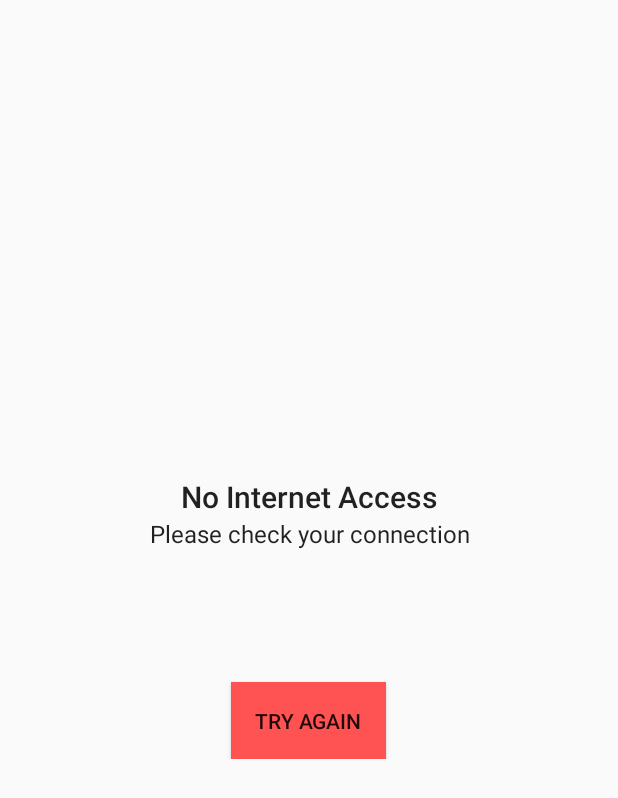
After one commit to sh0vel/TrainTimes, an Android app: the NoInternetActivity screen opened directly, with no data from a screen before it, on a phone screen of 412 x 824 dp. The commit adds this screen. Shown: the top 798 px of the screen. Run offline under Robolectric (Android 15) with nearby library versions, the phone set to English and light mode, and no system bars.

Commit message:
connectivity check added

```diff
--- /dev/null
+++ b/app/src/main/java/com/app/shovonh/traintimes/NoInternetActivity.java
@@ -0,0 +1,32 @@
+package com.app.shovonh.traintimes;
+
+import android.content.Intent;
+import android.os.Bundle;
+import android.support.design.widget.Snackbar;
+import android.support.v7.app.AppCompatActivity;
+import android.view.View;
+import android.widget.Button;
+
+public class NoInternetActivity extends AppCompatActivity {
+
+    @Override
+    protected void onCreate(Bundle savedInstanceState) {
+        super.onCreate(savedInstanceState);
+        setContentView(R.layout.activity_no_internet);
+        Button retry = (Button) findViewById(R.id.retry_button);
+        if (retry != null) {
+            retry.setOnClickListener(new View.OnClickListener() {
+                @Override
+                public void onClick(View view) {
+                    if (Utilities.hasConnection(view.getContext())) {
+                        Intent intent = new Intent(view.getContext(), TopTrainsActivity.class);
+                        startActivity(intent);
+                        finish();
+                    }else {
+                        Snackbar.make(view, "Still no connection.", Snackbar.LENGTH_SHORT).show();
+                    }
+                }
+            });
+        }
+    }
+}
--- a/app/src/main/java/com/app/shovonh/traintimes/TopTrainsFragment.java
+++ b/app/src/main/java/com/app/shovonh/traintimes/TopTrainsFragment.java
@@ -3,7 +3,6 @@ package com.app.shovonh.traintimes;
 import android.os.Bundle;
 import android.support.annotation.Nullable;
 import android.support.v4.app.Fragment;
-import android.util.Log;
 import android.view.LayoutInflater;
 import android.view.View;
 import android.view.ViewGroup;
@@ -35,7 +34,6 @@ public class TopTrainsFragment extends Fragment {
     public static TopTrainsFragment newInstance(String stationName) {
         TopTrainsFragment fragment = new TopTrainsFragment();
         Bundle args = new Bundle();
-        Log.v(LOG_TAG, "New Instance: " + stationName);
         args.putString(ARG_STATION_NAME, stationName);
         fragment.setArguments(args);
         return fragment;
@@ -52,12 +50,10 @@ public class TopTrainsFragment extends Fragment {
 
 
         if (getArguments() != null) {
-            Log.v(LOG_TAG, "Args: " + getArguments().getString(ARG_STATION_NAME));
             STATION_NAME = getArguments().getString(ARG_STATION_NAME);
             upcomingTrains = Utilities.getRelevantStations(STATION_NAME);
 
         }
-        Log.v(LOG_TAG, "onCreateView " + STATION_NAME);
         View view = inflater.inflate(R.layout.fragment_top_trains, container, false);
         LinearLayout linearLayout = (LinearLayout) view.findViewById(R.id.train_container);
         LinearLayout.LayoutParams lp =
--- /dev/null
+++ b/app/src/main/res/layout/activity_no_internet.xml
@@ -0,0 +1,45 @@
+<?xml version="1.0" encoding="utf-8"?>
+<RelativeLayout xmlns:android="http://schemas.android.com/apk/res/android"
+    xmlns:tools="http://schemas.android.com/tools"
+    android:layout_width="match_parent"
+    android:layout_height="match_parent"
+    android:paddingBottom="@dimen/activity_vertical_margin"
+    android:paddingLeft="@dimen/activity_horizontal_margin"
+    android:paddingRight="@dimen/activity_horizontal_margin"
+    android:paddingTop="@dimen/activity_vertical_margin"
+    tools:context="com.app.shovonh.traintimes.NoInternetActivity">
+
+    <LinearLayout
+        android:layout_width="match_parent"
+        android:layout_height="wrap_content"
+        android:orientation="vertical"
+        android:layout_centerVertical="true">
+
+        <TextView
+            android:layout_width="match_parent"
+            android:layout_height="wrap_content"
+            android:gravity="center_horizontal"
+            android:text="No Internet Access"
+            android:textAppearance="@style/TextAppearance.AppCompat.Title" />
+
+        <TextView
+            android:layout_width="match_parent"
+            android:layout_height="wrap_content"
+            android:gravity="center_horizontal"
+            android:text="Please check your connection"
+            android:textAppearance="@style/TextAppearance.AppCompat.Subhead"
+            android:layout_marginBottom="@dimen/article_keylines"/>
+
+        <android.support.v7.widget.AppCompatButton
+            android:id="@+id/retry_button"
+            android:layout_width="wrap_content"
+            android:layout_height="wrap_content"
+            android:layout_gravity="center_horizontal"
+            android:layout_marginTop="@dimen/activity_vertical_margin"
+            android:background="@color/colorAccent"
+            android:padding="16dp"
+            android:text="Try Again"
+            android:textAppearance="@style/TextAppearance.AppCompat.Button" />
+    </LinearLayout>
+
+</RelativeLayout>
```
Also changed, not shown: app/src/main/AndroidManifest.xml (+7 -3 lines), app/src/main/java/com/app/shovonh/traintimes/TopTrainsActivity.java (+18 -12 lines), app/src/main/java/com/app/shovonh/traintimes/Utilities.java (+11 -1 lines).
